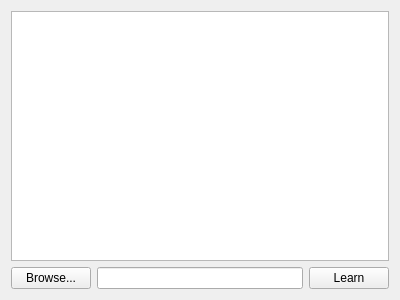
Qt form learningtool.ui (yageek/lastneurds) before a commit.
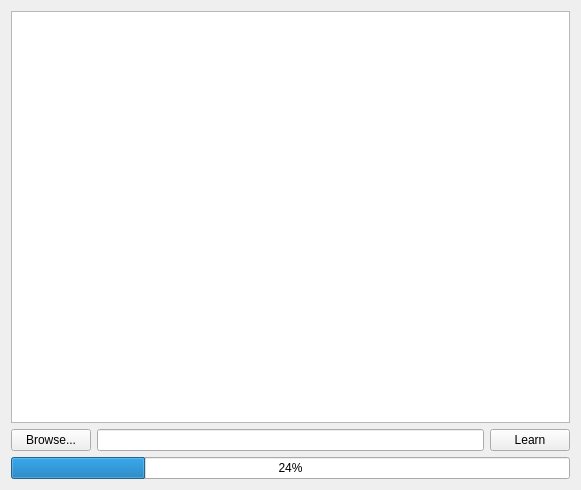
The same form after that commit.

What changed in the file:
```diff
--- a/learningtool.ui
+++ b/learningtool.ui
@@ -6,8 +6,8 @@
    <rect>
     <x>0</x>
     <y>0</y>
-    <width>400</width>
-    <height>300</height>
+    <width>581</width>
+    <height>490</height>
    </rect>
   </property>
   <property name="windowTitle">
@@ -38,6 +38,13 @@
      </item>
     </layout>
    </item>
+   <item>
+    <widget class="QProgressBar" name="progressBar">
+     <property name="value">
+      <number>24</number>
+     </property>
+    </widget>
+   </item>
   </layout>
  </widget>
  <resources/>
```
